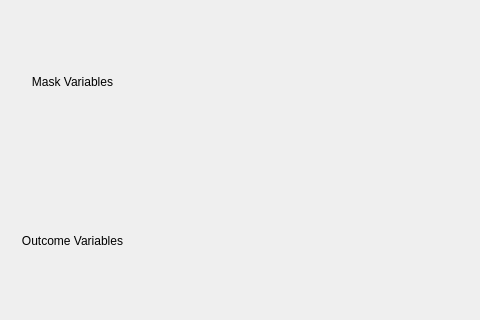
This is src/WhiskerToolbox/ML_Widget/ML_Widget.ui in paulmthompson/WhiskerToolbox as Qt 5 draws it before an edit; both pictures show x 0 to 480 and y 88 to 408 of the 640 by 666 pixel window. The edited form follows.
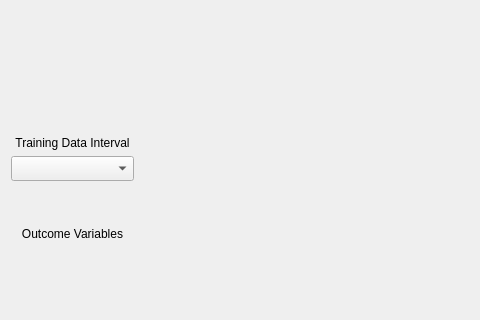
This is the edited form. Custom widgets are drawn as their Qt base class.

Commit message: can use combo box for training data interval

Diff of the .ui file:
```diff
--- a/src/WhiskerToolbox/ML_Widget/ML_Widget.ui
+++ b/src/WhiskerToolbox/ML_Widget/ML_Widget.ui
@@ -64,7 +64,7 @@
        <item>
         <widget class="QLabel" name="label_2">
          <property name="text">
-          <string>Mask Variables</string>
+          <string>Training Data Interval</string>
          </property>
          <property name="alignment">
           <set>Qt::AlignmentFlag::AlignCenter</set>
@@ -72,11 +72,11 @@
         </widget>
        </item>
        <item>
-        <widget class="Feature_Table_Widget" name="mask_table_widget" native="true">
+        <widget class="QComboBox" name="trainingIntervalComboBox">
          <property name="minimumSize">
           <size>
            <width>0</width>
-           <height>100</height>
+           <height>25</height> 
           </size>
          </property>
         </widget>
```
Left out of the diff: 2 changed lines with no effect on the pictures. The commit also changes 2 other files.
